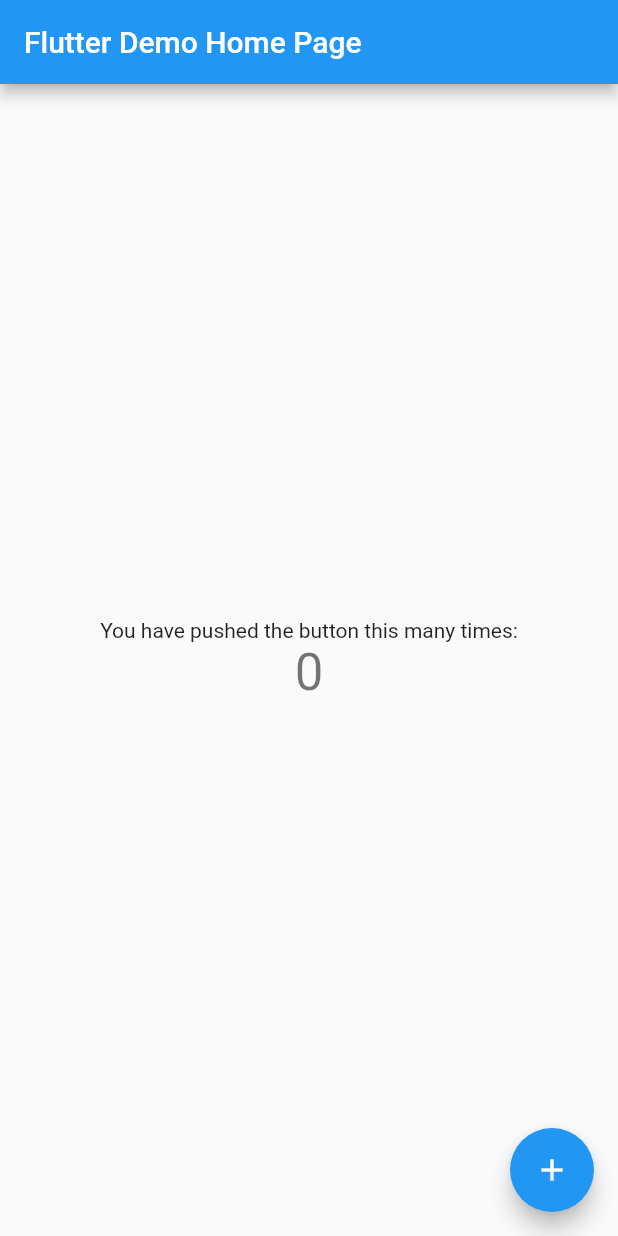
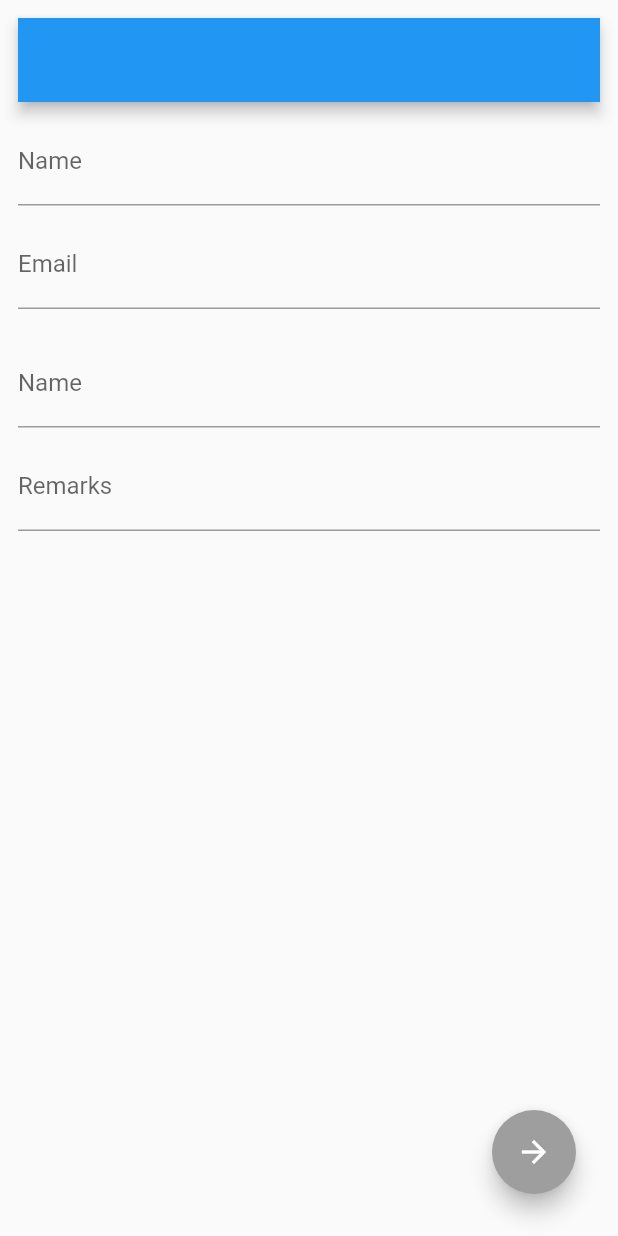
Before and after one commit to rabindra2049/Multi-TextField-Validator, a Flutter app: the screen it shows after launch, on a phone screen of 412 x 824 dp. Run offline on Flutter 3.47's test engine with Material 2 defaults, Android fonts, the phone set to English and light mode, and no system bars; our stand-ins replace flutter_bloc, formz, freezed_annotation; missing offline and left inert: dart:ffi.

Commit message:
Implement form feild cubit logic in widget level

```diff
--- a/validator_with_cubit/lib/main.dart
+++ b/validator_with_cubit/lib/main.dart
@@ -1,4 +1,5 @@
 import 'package:flutter/material.dart';
+import 'package:validator_with_cubit/screens/form_based_home_screen.dart';
 
 void main() {
   runApp(const MyApp());
@@ -15,7 +16,7 @@
       theme: ThemeData(
         primarySwatch: Colors.blue,
       ),
-      home: const MyHomePage(title: 'Flutter Demo Home Page'),
+      home: const FormBasedHomeScreen(),
     );
   }
 }
--- /dev/null
+++ b/validator_with_cubit/lib/screens/form_based_home_screen.dart
@@ -0,0 +1,22 @@
+import 'package:flutter/material.dart';
+import 'package:flutter_bloc/flutter_bloc.dart';
+
+import '../cubit/formField/form_based_form_field_cubit.dart';
+import 'form_field_page.dart';
+
+class FormBasedHomeScreen extends StatelessWidget {
+  const FormBasedHomeScreen({Key? key}) : super(key: key);
+
+  @override
+  Widget build(BuildContext context) {
+    return Scaffold(
+      body: Container(
+        padding: const EdgeInsets.all(12.0),
+        child: BlocProvider(
+          create: (context) => FormFieldCubit(),
+          child: FormFieldPage(),
+        ),
+      ),
+    );
+  }
+}
--- /dev/null
+++ b/validator_with_cubit/lib/screens/form_field_page.dart
@@ -0,0 +1,154 @@
+import 'package:flutter/material.dart';
+import 'package:flutter_bloc/flutter_bloc.dart';
+import 'package:formz/formz.dart';
+import 'package:validator_with_cubit/validator/models/email_input_field.dart';
+import 'package:validator_with_cubit/validator/models/generic_input_field.dart';
+
+import '../cubit/formField/form_based_form_field_cubit.dart';
+import '../cubit/formField/form_based_form_field_state.dart';
+
+class FormFieldPage extends StatelessWidget {
+  const FormFieldPage({Key? key}) : super(key: key);
+
+  @override
+  Widget build(BuildContext context) {
+    return Scaffold(
+      appBar: AppBar(
+        title: Text(""),
+      ),
+      body: BlocListener<FormFieldCubit, FormBasedFormFieldState>(
+        listener: (context, state) {},
+        child: Column(
+          children: [
+            const SizedBox(
+              height: 10,
+            ),
+            _UserNameInput(),
+            const SizedBox(
+              height: 10,
+            ),
+            _FullNameInput(),
+            const SizedBox(
+              height: 20,
+            ),
+            _MobileNumberInput(),
+            const SizedBox(
+              height: 10,
+            ),
+            _RemarksInput(),
+            const SizedBox(
+              height: 10,
+            ),
+          ],
+        ),
+      ),
+      floatingActionButton: _SubmitButton(),
+    );
+  }
+}
+
+class _UserNameInput extends StatelessWidget {
+  @override
+  Widget build(BuildContext context) {
+    return BlocBuilder<FormFieldCubit, FormBasedFormFieldState>(
+      buildWhen: (previous, current) => previous.name != current.name,
+      builder: (context, state) {
+        return TextField(
+          key: const Key('personalInfoForm_nameInput_textField'),
+          onChanged: (name) => context.read<FormFieldCubit>().updateUserName(
+              name,
+              errorMessage: 'Username must be between 5 to 20',
+              requiredMessage: 'Enter a username',
+              minValue: '5',
+              maxValue: '20'),
+          decoration: InputDecoration(
+            labelText: 'Name',
+            errorText: state.name.invalid ? state.name.errorMessage : null,
+          ),
+        );
+      },
+    );
+  }
+}
+
+class _MobileNumberInput extends StatelessWidget {
+  @override
+  Widget build(BuildContext context) {
+    return BlocBuilder<FormFieldCubit, FormBasedFormFieldState>(
+      buildWhen: (previous, current) =>
+          previous.mobileNumber != current.mobileNumber,
+      builder: (context, state) {
+        return TextField(
+          key: const Key('personalInfoForm_mobileNUmberInput_textField'),
+          onChanged: (name) =>
+              context.read<FormFieldCubit>().updateMobileNumber(name),
+          decoration: InputDecoration(
+            labelText: 'Name',
+            errorText: state.mobileNumber.invalid
+                ? state.mobileNumber.getErrorMessage
+                : null,
+          ),
+        );
+      },
+    );
+  }
+}
+
+class _RemarksInput extends StatelessWidget {
+  @override
+  Widget build(BuildContext context) {
+    return BlocBuilder<FormFieldCubit, FormBasedFormFieldState>(
+      builder: (context, state) {
+        return TextField(
+          key: const Key('personalInfoForm_mobileNUmberInput_textField'),
+          onChanged: (name) =>
+              context.read<FormFieldCubit>().remarksChanged(name),
+          decoration: InputDecoration(
+            labelText: 'Remarks',
+          ),
+        );
+      },
+    );
+  }
+}
+
+class _FullNameInput extends StatelessWidget {
+  @override
+  Widget build(BuildContext context) {
+    return BlocBuilder<FormFieldCubit, FormBasedFormFieldState>(
+      buildWhen: (previous, current) => previous.email != current.email,
+      builder: (context, state) {
+        return TextField(
+          key: const Key('personalInfoForm_fullnameInput_textField'),
+          onChanged: (name) => context.read<FormFieldCubit>().updateEmail(name),
+          decoration: InputDecoration(
+            labelText: 'Email',
+            errorText: state.email.invalid ? state.email.getErrorMessage : null,
+          ),
+        );
+      },
+    );
+  }
+}
+
+class _SubmitButton extends StatelessWidget {
+  @override
+  Widget build(BuildContext context) {
+    return BlocBuilder<FormFieldCubit, FormBasedFormFieldState>(
+      //buildWhen: (previous, current) => previous.status != current.status,
+      builder: (context, state) {
+        return FloatingActionButton(
+          key: const Key('personalInfoForm_submitButton_elevatedButton'),
+          backgroundColor: state.status.isValidated ? Colors.red : Colors.grey,
+          onPressed: () {
+            print(state.name.value.toString());
+            print(state.email.value.toString());
+            print(state.mobileNumber.value.toString());
+            print(state.remarks.toString());
+          },
+          child: const Icon(Icons.arrow_forward),
+        );
+      },
+    );
+  }
+}
--- a/validator_with_cubit/lib/validator/models/username_input_field.dart
+++ b/validator_with_cubit/lib/validator/models/username_input_field.dart
@@ -40,7 +40,6 @@
     if (maxValue != null && value.length > int.parse(maxValue!)) {
       return UserNameValidationError.invalid;
     }
-    return UserNameValidationError.isNull;
   }
 }
 
```
